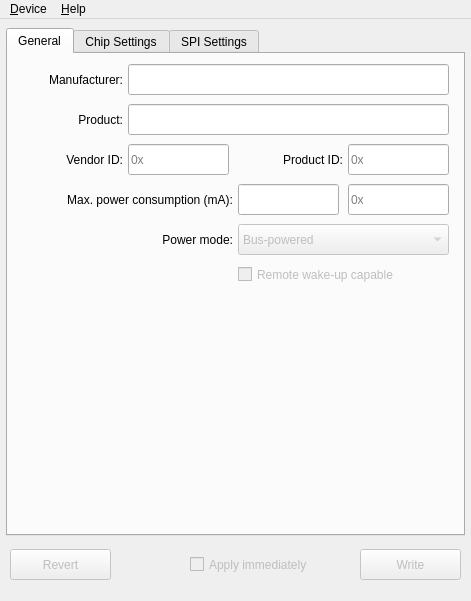
bloguetronica/mcp2210-conf, file src/configuratorwindow.ui: the form before one commit.
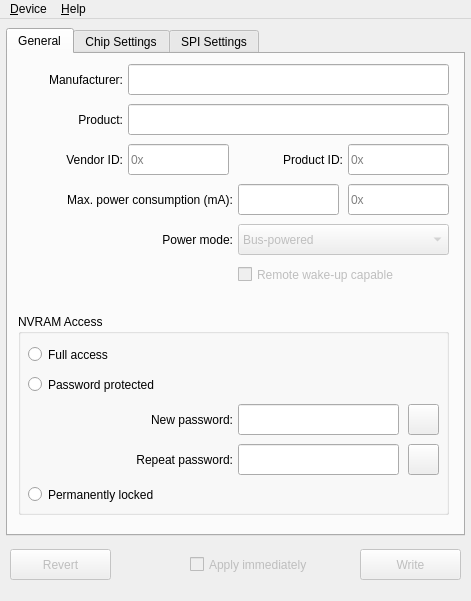
The form after the commit. Icons and pictures are not drawn.

What changed in the file:
```diff
--- a/src/configuratorwindow.ui
+++ b/src/configuratorwindow.ui
@@ -311,6 +311,148 @@
        <string>Remote wake-up capable</string>
       </property>
      </widget>
+     <widget class="QGroupBox" name="groupBoxNVRAMAccess">
+      <property name="geometry">
+       <rect>
+        <x>10</x>
+        <y>260</y>
+        <width>431</width>
+        <height>201</height>
+       </rect>
+      </property>
+      <property name="title">
+       <string>NVRAM Access</string>
+      </property>
+      <widget class="QRadioButton" name="radioButtonFullAccess">
+       <property name="geometry">
+        <rect>
+         <x>10</x>
+         <y>30</y>
+         <width>411</width>
+         <height>21</height>
+        </rect>
+       </property>
+       <property name="text">
+        <string>Full access</string>
+       </property>
+      </widget>
+      <widget class="QRadioButton" name="radioButtonPasswordProtected">
+       <property name="geometry">
+        <rect>
+         <x>10</x>
+         <y>60</y>
+         <width>411</width>
+         <height>21</height>
+        </rect>
+       </property>
+       <property name="text">
+        <string>Password protected</string>
+       </property>
+      </widget>
+      <widget class="QLineEdit" name="lineEditNewPassword">
+       <property name="geometry">
+        <rect>
+         <x>220</x>
+         <y>90</y>
+         <width>161</width>
+         <height>31</height>
+        </rect>
+       </property>
+       <property name="maxLength">
+        <number>8</number>
+       </property>
+       <property name="echoMode">
+        <enum>QLineEdit::Password</enum>
+       </property>
+      </widget>
+      <widget class="QLineEdit" name="lineEditRepeatPassword">
+       <property name="geometry">
+        <rect>
+         <x>220</x>
+         <y>130</y>
+         <width>161</width>
+         <height>31</height>
+        </rect>
+       </property>
+       <property name="maxLength">
+        <number>8</number>
+       </property>
+       <property name="echoMode">
+        <enum>QLineEdit::Password</enum>
+       </property>
+      </widget>
+      <widget class="QRadioButton" name="radioButtonPermanentlyLocked">
+       <property name="geometry">
+        <rect>
+         <x>10</x>
+         <y>170</y>
+         <width>411</width>
+         <height>21</height>
+        </rect>
+       </property>
+       <property name="text">
+        <string>Permanently locked</string>
+       </property>
+      </widget>
+      <widget class="QLabel" name="labelNewPassword">
+       <property name="geometry">
+        <rect>
+         <x>10</x>
+         <y>97</y>
+         <width>205</width>
+         <height>17</height>
+        </rect>
+       </property>
+       <property name="text">
+        <string>New password:</string>
+       </property>
+       <property name="alignment">
+        <set>Qt::AlignRight|Qt::AlignTrailing|Qt::AlignVCenter</set>
+       </property>
+      </widget>
+      <widget class="QLabel" name="labelRepeatPassword">
+       <property name="geometry">
+        <rect>
+         <x>10</x>
+         <y>137</y>
+         <width>205</width>
+         <height>17</height>
+        </rect>
+       </property>
+       <property name="text">
+        <string>Repeat password:</string>
+       </property>
+       <property name="alignment">
+        <set>Qt::AlignRight|Qt::AlignTrailing|Qt::AlignVCenter</set>
+       </property>
+      </widget>
+      <widget class="QPushButton" name="pushButtonRevealNewPassword">
+       <property name="geometry">
+        <rect>
+         <x>390</x>
+         <y>90</y>
+         <width>31</width>
+         <height>31</height>
+        </rect>
+       </property>
+       <property name="text">
+        <string/>
+       </property>
+      </widget>
+      <widget class="QPushButton" name="pushButtonRevealRepeatPassword">
+       <property name="geometry">
+        <rect>
+         <x>390</x>
+         <y>130</y>
+         <width>31</width>
+         <height>31</height>
+        </rect>
+       </property>
+       <property name="text">
+        <string/>
+       </property>
+      </widget>
+     </widget>
     </widget>
     <widget class="QWidget" name="tabChipSettings">
      <attribute name="title">
```
